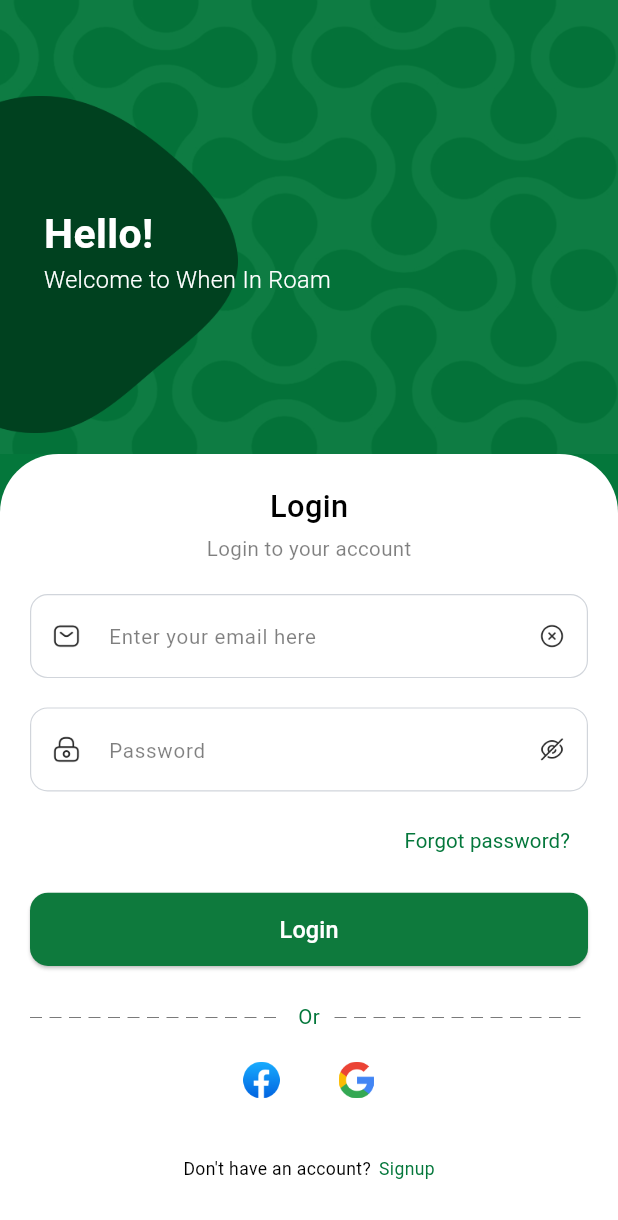
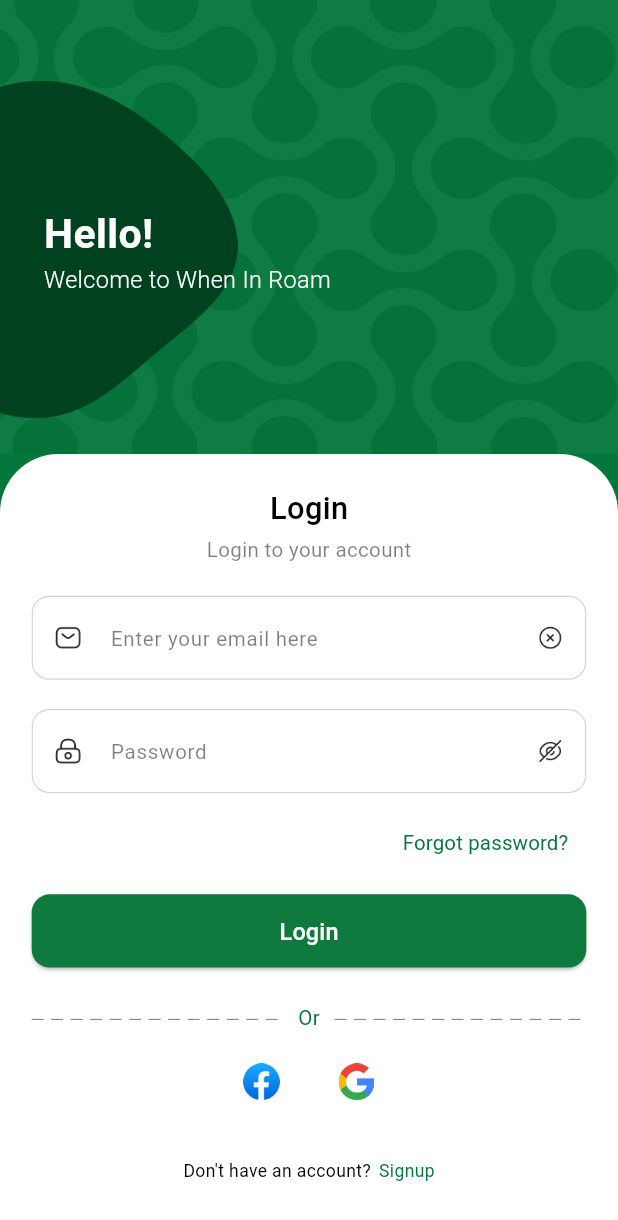
Before and after one commit to Nouman-hashir/Room_app, a Flutter app: the screen it shows after launch, on a phone screen of 412 x 824 dp. Shown: the top 1220 px of the screen. Run offline on Flutter 3.47's test engine with Material 3 defaults, Android fonts, the phone set to English and light mode, and no system bars; drawn by our look-alikes of dotted_line; our stand-ins replace flutter_screenutil, go_router, pinput; missing offline and left inert: dropdown_flutter.

Commit message:
Add CustomScaffold and update auth UI layouts
Introduce CustomScaffold widget (lib/core/widgets/custom_scaffold.dart) and export it from widgets.dart. Export third-party UI packages from app.dart (dotted_line, pinput, dropdown_flutter) to centralize imports. Make login screen responsive by using 20.w padding and wrapping form content in SingleChildScrollView; adjust AuthHeader position (top from 50 to 30). Remove now-unused direct imports (pinput, dotted_line, dropdown) from several auth widgets. Use CustomScaffold in SplashScreen for consistent app layout.

```diff
--- a/lib/app.dart
+++ b/lib/app.dart
@@ -10,3 +10,8 @@ export 'package:flutter_screenutil/flutter_screenutil.dart';
 export 'package:go_router/go_router.dart';
 export 'package:provider/provider.dart';
 export 'package:room/main.dart';
+
+//widgets
+export 'package:dotted_line/dotted_line.dart';
+export 'package:pinput/pinput.dart';
+export 'package:dropdown_flutter/custom_dropdown.dart';
--- a/lib/core/widgets/widgets.dart
+++ b/lib/core/widgets/widgets.dart
@@ -1,3 +1,4 @@
 export 'custom_app_bar.dart';
 export 'custom_button.dart';
 export 'custom_textfield.dart';
+export 'custom_scaffold.dart';
--- a/lib/modules/auth/view/login_screen.dart
+++ b/lib/modules/auth/view/login_screen.dart
@@ -12,11 +12,12 @@ class LoginScreen extends StatelessWidget {
           AuthHeader(),
           Expanded(
             child: Container(
-              padding: const EdgeInsets.all(20),
+              padding:  EdgeInsets.all(20.w),
               decoration: BoxDecoration(
                 color: AppColors.white,
                 borderRadius: BorderRadius.vertical(top: Radius.circular(40.r)),
               ),
+              child: SingleChildScrollView(
                 child: Column(
                   children:  [
                     LoginForm(),
@@ -26,6 +27,7 @@ class LoginScreen extends StatelessWidget {
                 ),
               ),
             ),
+          ),
         ],
       ),
     );
--- a/lib/modules/auth/widgets/auth_header.dart
+++ b/lib/modules/auth/widgets/auth_header.dart
@@ -18,7 +18,7 @@ class AuthHeader extends StatelessWidget {
           ),
           Positioned(
             left: 0,
-            top: 50,
+            top: 30,
             bottom: 0,
             child: Image.asset(
               AppAssets.sideVector,
--- a/lib/modules/auth/widgets/otp_verification.dart
+++ b/lib/modules/auth/widgets/otp_verification.dart
@@ -1,4 +1,3 @@
-import 'package:pinput/pinput.dart';
 import 'package:room/app.dart';
 
 class OtpVerificationScreen extends StatelessWidget {
--- a/lib/modules/auth/widgets/signup_form.dart
+++ b/lib/modules/auth/widgets/signup_form.dart
@@ -1,5 +1,3 @@
-import 'package:dropdown_flutter/custom_dropdown.dart';
-
 import '../../../app.dart';
 
 class SignupForm extends StatelessWidget {
--- a/lib/modules/auth/widgets/social_login.dart
+++ b/lib/modules/auth/widgets/social_login.dart
@@ -1,4 +1,3 @@
-import 'package:dotted_line/dotted_line.dart';
 import 'package:room/app.dart';
 
 class SocialLogin extends StatelessWidget {
--- a/lib/modules/splash/views/splash_screen.dart
+++ b/lib/modules/splash/views/splash_screen.dart
@@ -19,9 +19,8 @@ class _SplashScreenState extends State<SplashScreen> {
 
   @override
   Widget build(BuildContext context) {
-    return Scaffold(
-      backgroundColor: AppColors.primaryColor,
-      body: Center(
+    return CustomScaffold(
+      child: Center(
         child: Column(
           mainAxisAlignment: MainAxisAlignment.center,
           children: [
```
Also changed, not shown: lib/core/widgets/custom_scaffold.dart (added, +39 -0 lines). Lines whose indentation alone changed are shown as unchanged.
